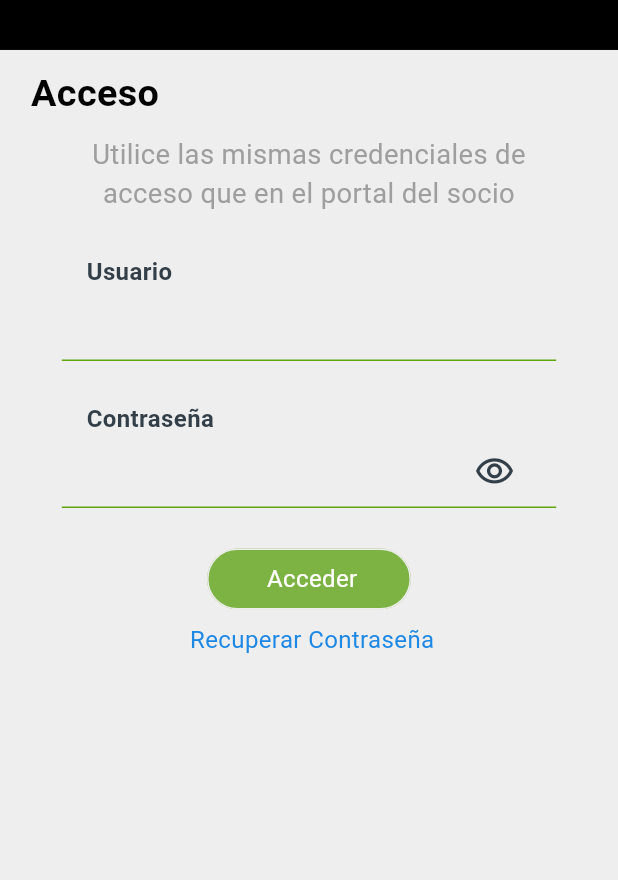
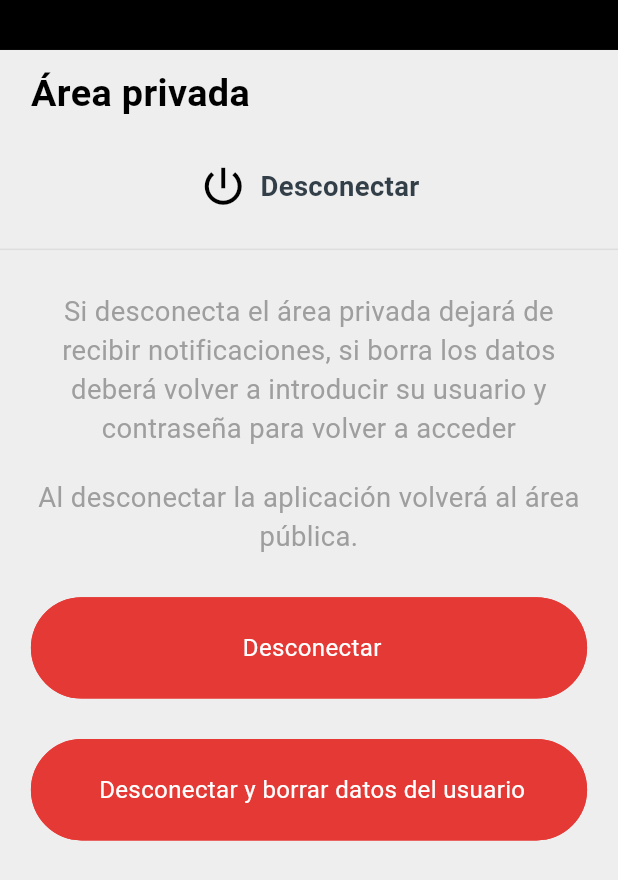
Before and after one commit to Javicoviran/AppSocioTest, a Flutter app: the screen it shows after launch, on a phone screen of 412 x 824 dp. Shown: the top 880 px of the screen. Run offline on Flutter 3.47's test engine with Material 3 defaults, Android fonts, the phone set to English and light mode, and no system bars.

Commit message:
feat: log_out page

```diff
--- a/lib/main.dart
+++ b/lib/main.dart
@@ -1,5 +1,6 @@
 import 'package:app_socio_test/helpers/extensions.dart';
 import 'package:app_socio_test/helpers/myscreenutils.dart';
+import 'package:app_socio_test/screens/login/log_out.dart';
 import 'package:app_socio_test/screens/login/login.dart';
 import 'package:app_socio_test/screens/login/sig_in.dart';
 import 'package:app_socio_test/styles/theme.dart';
@@ -26,7 +27,7 @@ class MyApp extends StatelessWidget {
         title: 'App Empleados',
         debugShowCheckedModeBanner: false,
         theme: appThemeData,
-        home: const Material(child: SignIn()),
+        home: const Material(child: LogOut()),
       ),
     );
   }
--- a/lib/screens/login/log_out.dart
+++ b/lib/screens/login/log_out.dart
@@ -0,0 +1,81 @@
+import 'package:app_socio_test/helpers/screen_functions.dart';
+import 'package:app_socio_test/styles/colors.dart';
+import 'package:app_socio_test/styles/theme.dart';
+import 'package:app_socio_test/widgets/base_app_bar.dart';
+import 'package:app_socio_test/widgets/base_button.dart';
+import 'package:app_socio_test/widgets/covi_bar.dart';
+import 'package:flutter/material.dart';
+
+class LogOut extends StatelessWidget {
+  const LogOut({super.key});
+
+  @override
+  Widget build(BuildContext context) {
+    return Scaffold(
+      body: Column(
+        children: [
+          const CoviBar(),
+          const BaseAppBar(
+            title: "Área privada",
+          ),
+          SizedBox(
+            width: wJM(80),
+            height: hJM(10),
+            child: Row(
+              mainAxisAlignment: MainAxisAlignment.center,
+              children: [
+                const Icon(Icons.power_settings_new),
+                SizedBox(
+                  width: wJM(2),
+                ),
+                Text(
+                  "Desconectar",
+                  style: CommonTheme.titleMedium,
+                ),
+              ],
+            ),
+          ),
+          const Divider(
+            color: CommonTheme.dividerColor,
+          ),
+          Padding(
+            padding: EdgeInsets.symmetric(horizontal: wJM(5), vertical: wJM(5)),
+            child: Column(
+              children: [
+                Text(
+                  "Si desconecta el área privada dejará de recibir notificaciones, si borra los datos deberá volver a introducir su usuario y contraseña para volver a acceder",
+                  style: CommonTheme.bodyLarge.copyWith(color: AppColors.grey500),
+                  textAlign: TextAlign.center,
+                ),
+                SizedBox(
+                  height: hJM(3),
+                ),
+                Text(
+                  'Al desconectar la aplicación volverá al área pública.',
+                  style: CommonTheme.bodyLarge.copyWith(color: AppColors.grey500),
+                  textAlign: TextAlign.center,
+                ),
+                SizedBox(height: hJM(4)),
+                BaseButton(
+                  text: "Desconectar",
+                  backgroundColor: AppColors.red600,
+                  borderStyle: AppColors.red600,
+                  width: hJM(60),
+                  height: hJM(10),
+                ),
+                SizedBox(height: hJM(4)),
+                BaseButton(
+                  text: "Desconectar y borrar datos del usuario",
+                  backgroundColor: AppColors.red600,
+                  borderStyle: AppColors.red600,
+                  width: hJM(60),
+                  height: hJM(10),
+                )
+              ],
+            ),
+          ),
+        ],
+      ),
+    );
+  }
+}
```
